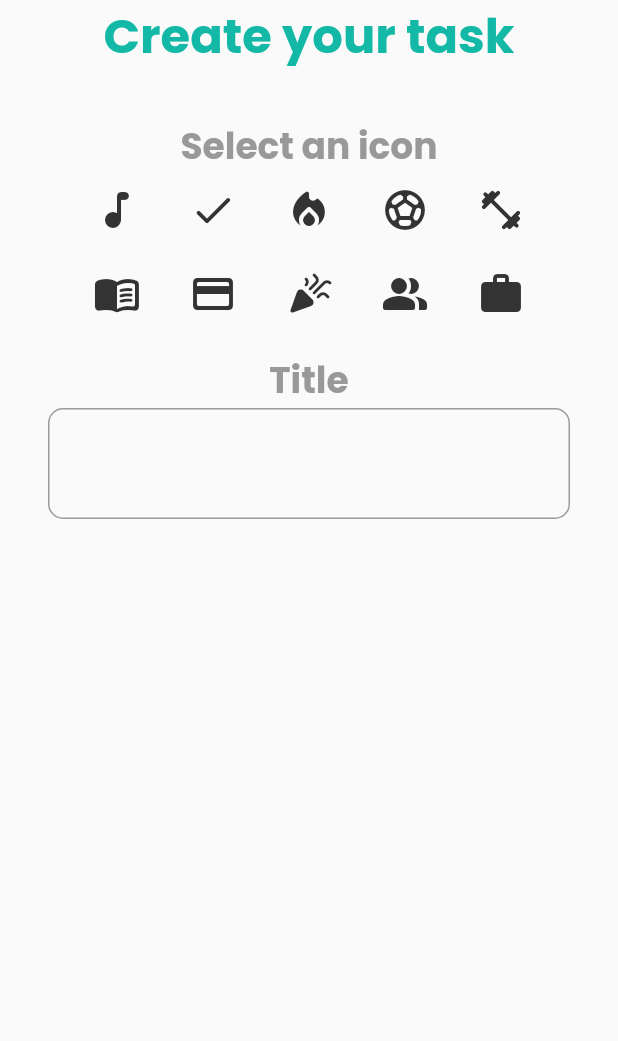
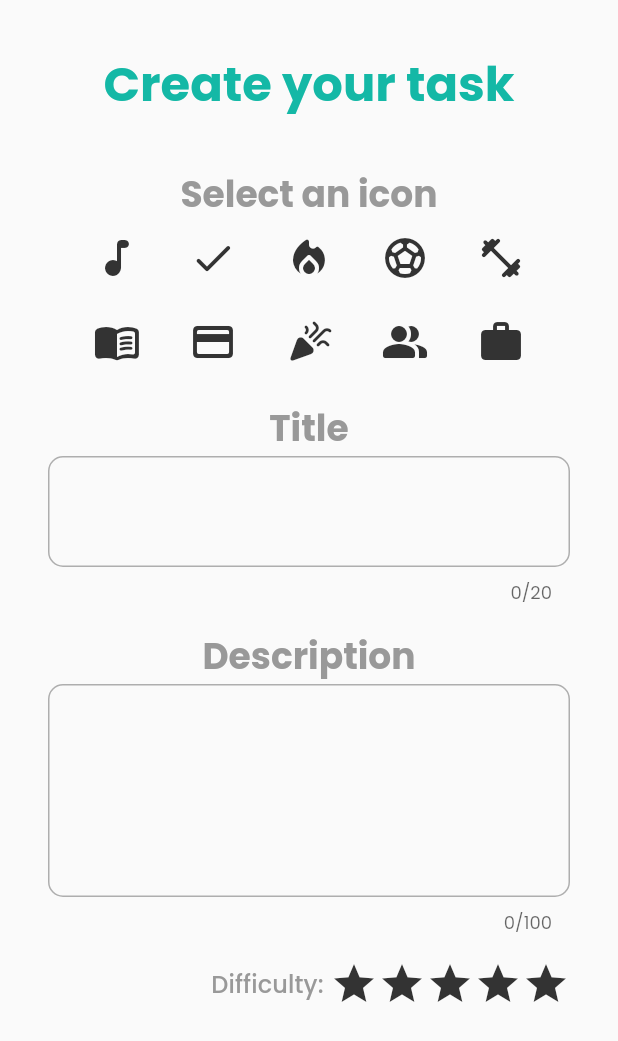
Before and after one commit to EnricoSantarelli/flutter-todo, a Flutter app: the TaskCreationSheetWidget widget shown alone on an empty page, opened directly, on a phone screen of 412 x 824 dp. Shown: the top 1041 px of the screen. Run offline on Flutter 3.47's test engine with Material 2 defaults, Android fonts, the phone set to English and light mode, and no system bars; our stand-ins replace flutter_mobx, google_fonts, mobx; generated files the repository leaves out were written again.

Commit message:
task creation dialog 🤫🤫

```diff
--- a/lib/app/controllers/tasks_store.dart
+++ b/lib/app/controllers/tasks_store.dart
@@ -1,7 +1,6 @@
 import 'package:flutter/material.dart';
-import 'package:flutter_iconpicker/flutter_iconpicker.dart';
 import 'package:mobx/mobx.dart';
-import 'package:todo_flutter/app/shared/domain/entities/Task.dart';
+import 'package:todo_flutter/app/models/Task.dart';
 
 part 'tasks_store.g.dart';
 
--- a/lib/app/shared/helpers/themes/theme_data.dart
+++ b/lib/app/helpers/themes/theme_data.dart
@@ -18,7 +18,7 @@ ThemeData lightTheme = ThemeData(
         onBackground: AppColors.lightGray,
         primary: AppColors.seaGreen,
         onPrimary: AppColors.lightGray,
-    ),
+        onSurface: AppColors.darkGray),
     cardColor: AppColors.seaGreen,
     iconTheme: IconThemeData(color: AppColors.darkGray, size: 32),
     appBarTheme: AppBarTheme(
@@ -54,7 +54,7 @@ ThemeData darkTheme = ThemeData(
         onBackground: AppColors.white,
         primary: AppColors.seaGreen,
         onPrimary: AppColors.white,
-    ),
+        onSurface: AppColors.white),
     iconTheme: IconThemeData(color: AppColors.white, size: 32),
     cardColor: AppColors.seaGreen,
     appBarTheme: AppBarTheme(
--- a/lib/app/shared/domain/entities/Task.dart
+++ b/lib/app/models/Task.dart
@@ -1,7 +1,7 @@
 // ignore_for_file: file_names
 
 import 'package:flutter/material.dart';
-import 'package:todo_flutter/app/shared/domain/enums/status_enum.dart';
+import 'package:todo_flutter/app/helpers/enums/status_enum.dart';
 
 class Task {
   final String id;
--- a/lib/app/views/widgets/task_creation_sheet_widget.dart
+++ b/lib/app/views/widgets/task_creation_sheet_widget.dart
@@ -1,9 +1,7 @@
 import 'package:flutter/material.dart';
-import 'package:flutter_iconpicker/flutter_iconpicker.dart';
 import 'package:flutter_mobx/flutter_mobx.dart';
 import 'package:provider/provider.dart';
 import 'package:todo_flutter/app/controllers/tasks_store.dart';
-import 'package:todo_flutter/app/shared/helpers/colors/app_colors.dart';
 
 class TaskCreationSheetWidget extends StatelessWidget {
   static const iconsList = [
@@ -19,20 +17,23 @@ class TaskCreationSheetWidget extends StatelessWidget {
     Icons.work_rounded
   ];
 
-  TaskCreationSheetWidget({super.key});
+  const TaskCreationSheetWidget({super.key});
 
   @override
   Widget build(BuildContext context) {
     final store = Provider.of<TasksStore>(context, listen: false);
-    return Padding(
-      padding: const EdgeInsets.symmetric(horizontal: 32),
+    return SingleChildScrollView(
+      child: Padding(
+        padding: const EdgeInsets.symmetric(horizontal: 32, vertical: 32),
         child: Form(
             child: Column(
           children: [
             Text(
               "Create your task",
-            style:
-                Theme.of(context).textTheme.titleLarge!.copyWith(fontSize: 32),
+              style: Theme.of(context)
+                  .textTheme
+                  .titleLarge!
+                  .copyWith(fontSize: 32),
             ),
             const SizedBox(height: 32),
             Text(
@@ -57,8 +58,9 @@ class TaskCreationSheetWidget extends StatelessWidget {
                               border: isSelected
                                   ? Border.all(
                                       width: 2,
-                                    color:
-                                        Theme.of(context).colorScheme.onPrimary)
+                                      color: Theme.of(context)
+                                          .colorScheme
+                                          .onPrimary)
                                   : null),
                           child: IconButton(
                             onPressed: () => store.setIcon(iconsList[index]),
@@ -77,15 +79,66 @@ class TaskCreationSheetWidget extends StatelessWidget {
                   .copyWith(color: Theme.of(context).colorScheme.onPrimary),
             ),
             TextFormField(
+              maxLength: 20,
+              onChanged: (value) => store.setTitle(value),
+              style: Theme.of(context)
+                  .textTheme
+                  .titleMedium!
+                  .copyWith(color: Theme.of(context).colorScheme.onSurface),
+              textAlign: TextAlign.center,
               decoration: InputDecoration(
                   border: OutlineInputBorder(
                       borderRadius: BorderRadius.circular(10),
                       borderSide: BorderSide(
                         color: Theme.of(context).colorScheme.onPrimary,
                       ))),
-          )
+            ),
+            const SizedBox(height: 16),
+            Text(
+              'Description',
+              style: Theme.of(context)
+                  .textTheme
+                  .titleMedium!
+                  .copyWith(color: Theme.of(context).colorScheme.onPrimary),
+            ),
+            TextFormField(
+              maxLines: 3,
+              expands: false,
+              maxLength: 100,
+              onChanged: (value) => store.setTitle(value),
+              style: Theme.of(context)
+                  .textTheme
+                  .titleMedium!
+                  .copyWith(color: Theme.of(context).colorScheme.onSurface),
+              textAlign: TextAlign.center,
+              decoration: InputDecoration(
+                  border: OutlineInputBorder(
+                      borderRadius: BorderRadius.circular(10),
+                      borderSide: BorderSide(
+                        color: Theme.of(context).colorScheme.onPrimary,
+                      ))),
+            ),
+            const SizedBox(height: 16),
+            Row(
+              mainAxisAlignment: MainAxisAlignment.end,
+              children: [
+                Text(
+                  'Difficulty: ',
+                  style: Theme.of(context)
+                      .textTheme
+                      .titleSmall!
+                      .copyWith(color: Theme.of(context).colorScheme.onPrimary),
+                ),
+                const Icon(Icons.star),
+                const Icon(Icons.star),
+                const Icon(Icons.star),
+                const Icon(Icons.star),
+                const Icon(Icons.star)
+              ],
+            ),
           ],
         )),
+      ),
     );
   }
 }
--- a/lib/main.dart
+++ b/lib/main.dart
@@ -1,7 +1,7 @@
 import 'package:flutter/material.dart';
 import 'package:provider/provider.dart';
 import 'package:todo_flutter/app/controllers/tasks_store.dart';
-import 'package:todo_flutter/app/shared/helpers/themes/theme_data.dart';
+import 'package:todo_flutter/app/helpers/themes/theme_data.dart';
 import 'package:todo_flutter/app/views/pages/dashboard_page.dart';
 import 'package:todo_flutter/app/views/pages/home_page.dart';
 
```
Also changed, not shown: lib/app/helpers/colors/app_colors.dart (renamed from lib/app/shared/helpers/colors/app_colors.dart), lib/app/helpers/enums/status_enum.dart (renamed from lib/app/shared/domain/enums/status_enum.dart), pubspec.lock. Lines whose indentation alone changed are shown as unchanged.
